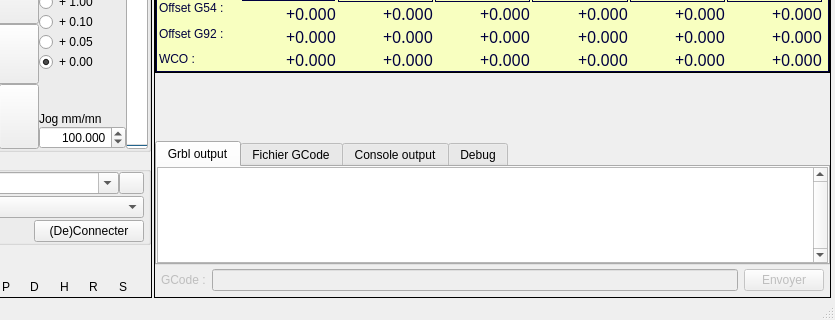
Before: the Qt Designer form mainWindow.ui in fra589/cn5X, drawn with Qt 5; both pictures show x 189 to 1024 and y 280 to 600 of the 1024 by 600 pixel window.
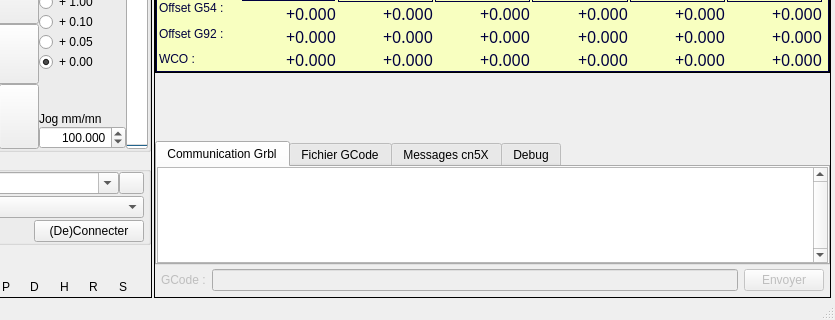
After: the same form once the commit is applied. Icons and pictures are not drawn. Custom widgets are drawn as their Qt base class.

The edit to the form file:
```diff
--- a/mainWindow.ui
+++ b/mainWindow.ui
@@ -4182,7 +4182,7 @@
          </property>
          <widget class="QWidget" name="tabGrblOutput">
           <attribute name="title">
-           <string>Grbl output</string>
+           <string>Communication Grbl</string>
           </attribute>
           <layout class="QGridLayout" name="gridLayout_5">
            <property name="leftMargin">
@@ -4296,7 +4296,7 @@
          </widget>
          <widget class="QWidget" name="tabConsole">
           <attribute name="title">
-           <string>Console output</string>
+           <string>Messages cn5X</string>
           </attribute>
           <layout class="QVBoxLayout" name="verticalLayout_12">
            <property name="spacing">
```
Left out of the diff: 170 changed lines with no effect on the pictures.
